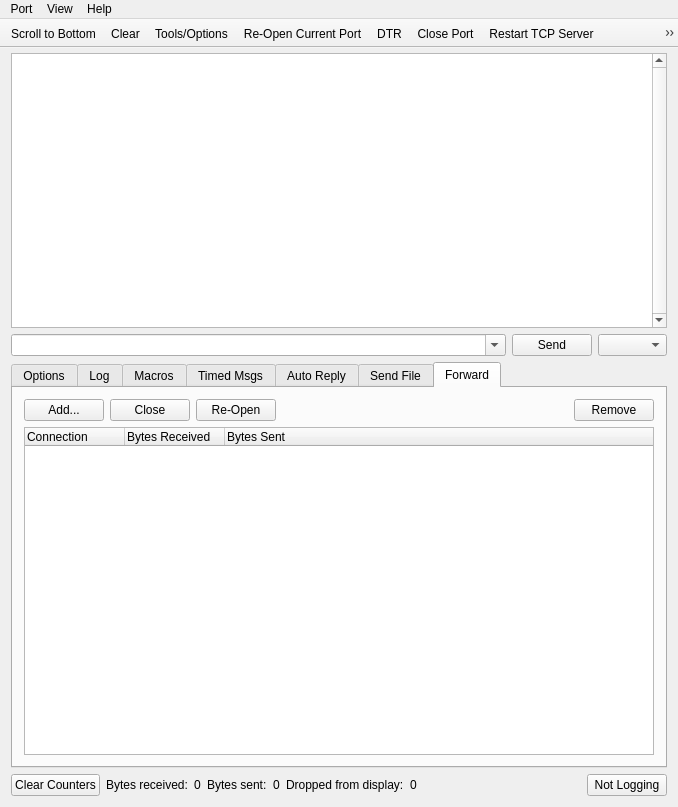
Above: src/mainwindow.ui from noedigcode/SimpleSerial before the change. Below: the same form after it.
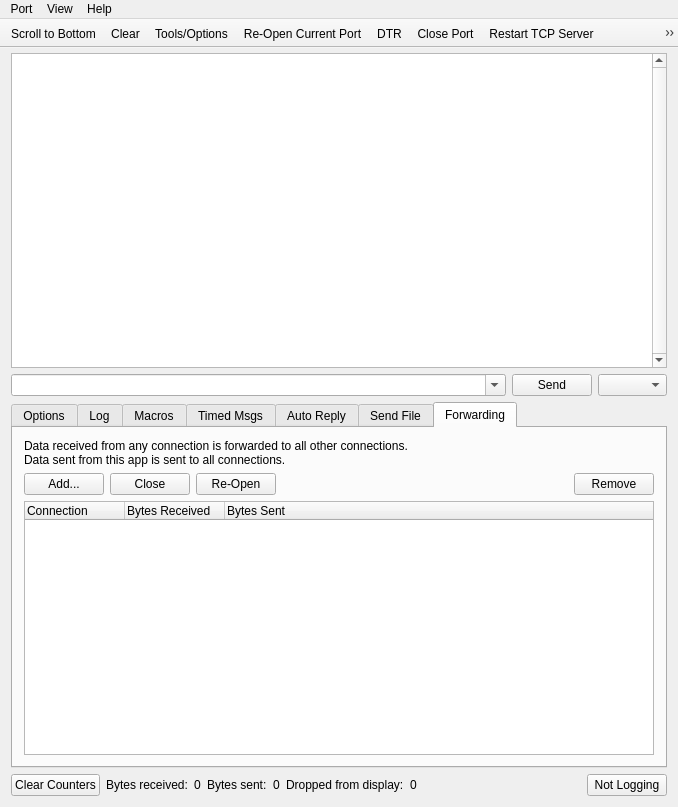
That is the form after the change. Icons and pictures are not drawn. Custom widgets are drawn as their Qt base class.

Commit message: Rename forwarding tab and add description text.

What changed in the file:
```diff
--- a/src/mainwindow.ui
+++ b/src/mainwindow.ui
@@ -1260,9 +1260,20 @@
           </widget>
           <widget class="QWidget" name="tab_2">
            <attribute name="title">
-            <string>Forward</string>
+            <string>Forwarding</string>
            </attribute>
            <layout class="QVBoxLayout" name="verticalLayout_20">
+            <item>
+             <widget class="QLabel" name="label_34">
+              <property name="text">
+               <string>Data received from any connection is forwarded to all other connections.
+Data sent from this app is sent to all connections.</string>
+              </property>
+              <property name="wordWrap">
+               <bool>true</bool>
+              </property>
+             </widget>
+            </item>
             <item>
              <layout class="QHBoxLayout" name="horizontalLayout_22">
               <item>
```
